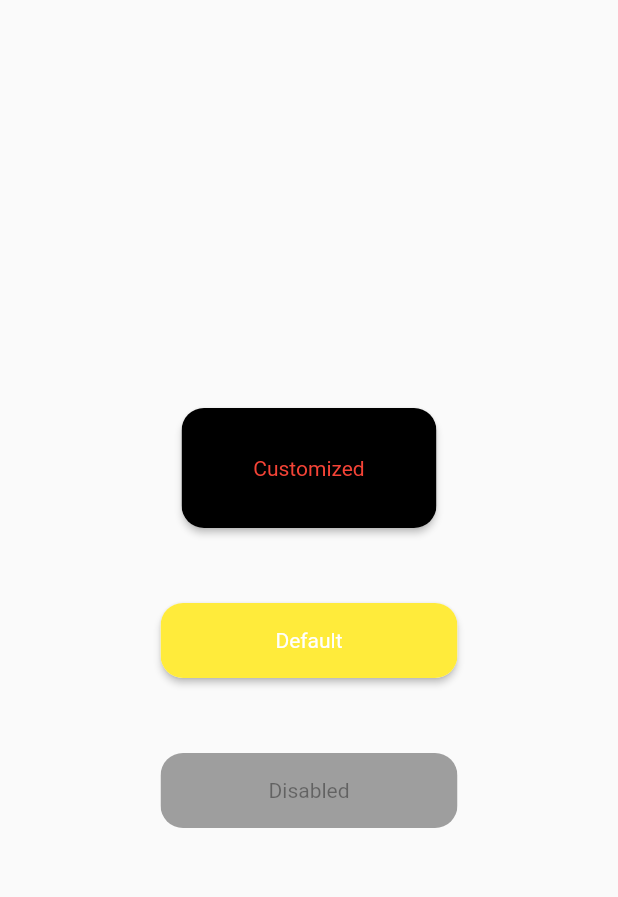
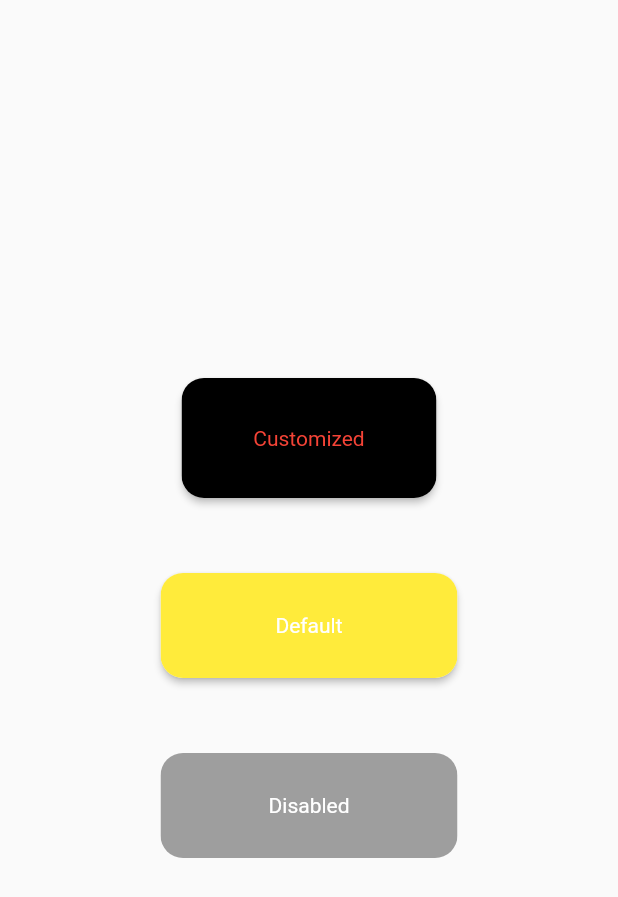
Before and after one commit to szebasztianalbert/animated-button, a Flutter app: the screen it shows after launch, on a phone screen of 412 x 824 dp. Shown: the top 897 px of the screen. Run offline on Flutter 3.47's test engine with Material 2 defaults, Android fonts, the phone set to English and light mode, and no system bars.

Commit message:
Updated README, parameter names.

```diff
--- a/lib/animated_button.dart
+++ b/lib/animated_button.dart
@@ -2,35 +2,35 @@ import 'dart:async';
 import 'package:flutter/material.dart';
 
 class AnimatedButton extends StatefulWidget {
-  final Duration loadingAnimationDuration;
-  final Color enabledButtonBackgroundColor;
-  final Color disabledButtonBackgroundColor;
-  final Color loadingAnimationColor;
+  final Duration debouncingTimer;
+  final Color backgroundColor;
+  final Color disabledBackgroundColor;
+  final Color debouncingAnimationColor;
   final Color circularProgressIndicatorColor;
-  final Color textColor;
-  final Color inactiveTextColor;
+  final Color foregroundColor;
   final double height;
   final double? width;
   final double circularProgressIndicatorStrokeWidth;
   final double borderRadius;
   final String buttonText;
   final bool enabled;
+  final EdgeInsetsGeometry padding;
 
   const AnimatedButton({
     super.key,
-    this.loadingAnimationDuration = const Duration(seconds: 3),
-    this.enabledButtonBackgroundColor = Colors.yellow,
-    this.disabledButtonBackgroundColor = Colors.grey,
-    this.loadingAnimationColor = Colors.green,
+    this.debouncingTimer = const Duration(seconds: 3),
+    this.backgroundColor = Colors.yellow,
+    this.disabledBackgroundColor = Colors.grey,
+    this.debouncingAnimationColor = Colors.green,
     this.circularProgressIndicatorColor = Colors.yellow,
-    this.textColor = Colors.white,
-    this.inactiveTextColor = Colors.black38,
+    this.foregroundColor = Colors.white,
     this.width,
-    this.height = 50,
+    this.height = 70,
     this.circularProgressIndicatorStrokeWidth = 4,
     this.borderRadius = 15,
     this.buttonText = '',
     this.enabled = true,
+    this.padding = const EdgeInsets.all(0),
   });
 
   @override
@@ -46,7 +46,7 @@ class _AnimatedButtonState extends State<AnimatedButton> with TickerProviderStat
   void initState() {
     controller = AnimationController(
       vsync: this,
-      duration: widget.loadingAnimationDuration,
+      duration: widget.debouncingTimer,
     )..addListener(() {
         setState(() {});
       });
@@ -61,6 +61,9 @@ class _AnimatedButtonState extends State<AnimatedButton> with TickerProviderStat
 
   @override
   Widget build(BuildContext context) {
+    final circularProgressSize = widget.height - 16;
+    const circularProgressPadding = 15.0;
+
     return SizedBox(
       width: double.infinity,
       child: LayoutBuilder(builder: (BuildContext context, BoxConstraints constraints) {
@@ -68,13 +71,13 @@ class _AnimatedButtonState extends State<AnimatedButton> with TickerProviderStat
           mainAxisAlignment: MainAxisAlignment.center,
           children: [
             SizedBox(
-              width: widget.height + constraints.maxWidth / 20,
+              width: circularProgressSize + circularProgressPadding,
             ),
             GestureDetector(
               onTapDown: (_) {
                 if (widget.enabled) {
                   controller.forward();
-                  loadingAnimationTimer = Timer(widget.loadingAnimationDuration, onLongPress);
+                  loadingAnimationTimer = Timer(widget.debouncingTimer, onLongPress);
                 }
               },
               onTapUp: (_) {
@@ -103,18 +106,21 @@ class _AnimatedButtonState extends State<AnimatedButton> with TickerProviderStat
                         height: widget.height,
                         child: LinearProgressIndicator(
                           value: controller.value,
-                          backgroundColor: widget.enabled
-                              ? widget.enabledButtonBackgroundColor
-                              : widget.disabledButtonBackgroundColor,
-                          valueColor: AlwaysStoppedAnimation(widget.loadingAnimationColor),
+                          backgroundColor: widget.enabled ? widget.backgroundColor : widget.disabledBackgroundColor,
+                          valueColor: AlwaysStoppedAnimation(widget.debouncingAnimationColor),
                         ),
                       ),
                       Positioned.fill(
                         child: Center(
-                          child: Text(
-                            widget.buttonText,
-                            style: TextStyle(
-                              color: widget.enabled ? widget.textColor : widget.inactiveTextColor,
+                          child: Padding(
+                            padding: const EdgeInsets.all(0),
+                            // padding: widget.padding,
+                            child: Text(
+                              widget.buttonText,
+                              style: TextStyle(
+                                // fontSize: 16,
+                                color: widget.foregroundColor,
+                              ),
                             ),
                           ),
                         ),
@@ -124,20 +130,20 @@ class _AnimatedButtonState extends State<AnimatedButton> with TickerProviderStat
                 ),
               ),
             ),
-            SizedBox(width: constraints.maxWidth / 20),
+            const SizedBox(width: circularProgressPadding),
             Visibility(
                 child: pressed
                     ? SizedBox(
-                        width: widget.height,
-                        height: widget.height,
+                        width: circularProgressSize,
+                        height: circularProgressSize,
                         child: CircularProgressIndicator(
                           strokeWidth: widget.circularProgressIndicatorStrokeWidth,
                           color: widget.circularProgressIndicatorColor,
                         ),
                       )
                     : SizedBox(
-                        width: widget.height,
-                        height: widget.height,
+                        width: circularProgressSize,
+                        height: circularProgressSize,
                       )),
           ],
         );
--- a/lib/main.dart
+++ b/lib/main.dart
@@ -41,11 +41,12 @@ class _MyHomePageState extends State<MyHomePage> {
           AnimatedButton(
             width: 170,
             height: 80,
-            loadingAnimationDuration: Duration(seconds: 1),
-            enabledButtonBackgroundColor: Colors.black,
-            disabledButtonBackgroundColor: Colors.blue,
-            loadingAnimationColor: Colors.lightGreen,
-            textColor: Colors.red,
+            debouncingTimer: Duration(seconds: 1),
+            backgroundColor: Colors.black,
+            disabledBackgroundColor: Colors.blue,
+            debouncingAnimationColor: Colors.lightGreen,
+            circularProgressIndicatorColor: Colors.lightBlueAccent,
+            foregroundColor: Colors.red,
             buttonText: 'Customized',
           ),
           SizedBox(
```
Also changed, not shown: 1 other file.
